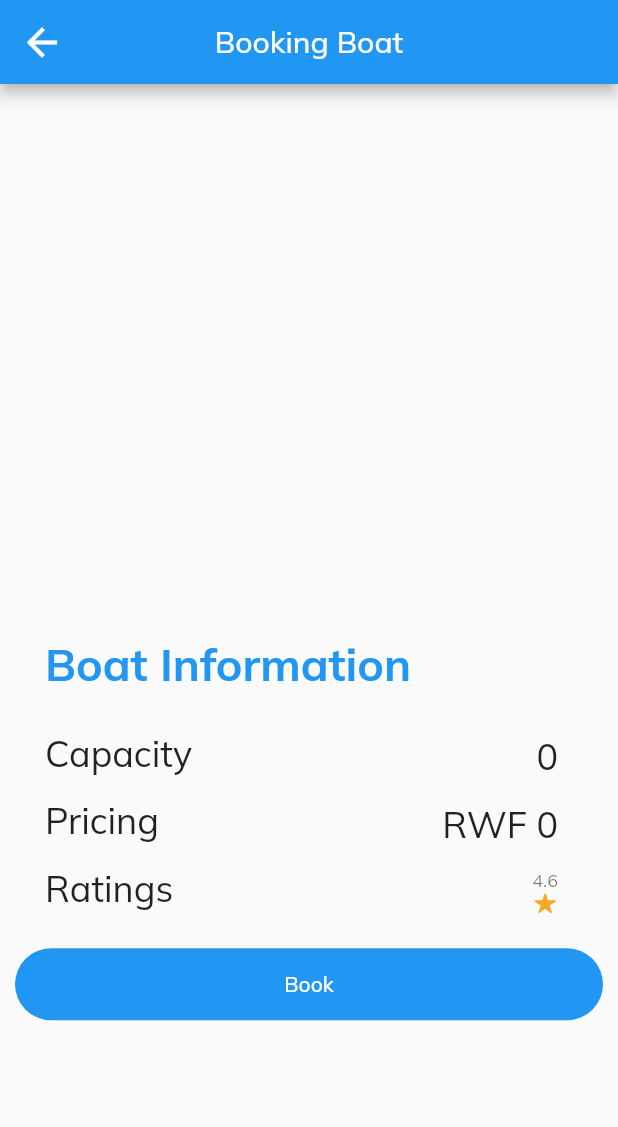
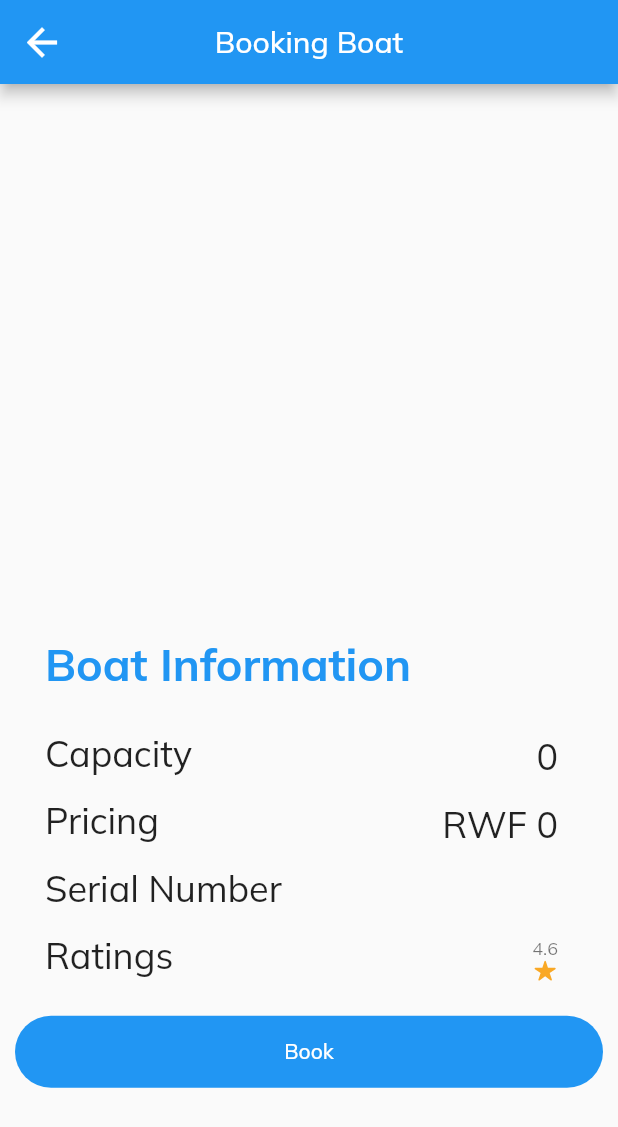
Before and after one commit to mugishalinux/boat-renting-mobile-app, a Flutter app: the TouristDetailsPage screen opened directly with empty values, on a phone screen of 412 x 824 dp. Shown: the top 1127 px of the screen. Run offline on Flutter 3.47's test engine with Material 2 defaults, Android fonts, the phone set to English and light mode, and no system bars; drawn by our look-alikes of carousel_slider; our stand-ins replace data_table_2, flutter_riverpod, get, google_fonts, google_nav_bar, hexcolor and 5 more; missing offline and left inert: api_cache_manager; accounts and stored records are empty; network calls fail; statements that could not run were skipped.

Commit message:
final changes

```diff
--- a/lib/config/config.dart
+++ b/lib/config/config.dart
@@ -1,6 +1,6 @@
 class Config {
   static const String appName = "boat";
-  static const String appUrl = "http://192.168.1.66:8000";
+  static const String appUrl = "http://10.0.2.2:8000";
   static const String loginApiUser = "$appUrl/user/auth/login/user";
   static const String registerApiUser = "$appUrl/user/createClient";
   static const String resetPasswordApi = "$appUrl/user/forget/password";
--- a/lib/models/boat_model.dart
+++ b/lib/models/boat_model.dart
@@ -3,12 +3,13 @@ class BoatData {
   final int price;
   final int maxNumber;
   final List<String> boatImages;
+  final String serialNumber;
 
   BoatData(
       {required this.id,
       required this.price,
       required this.maxNumber,
-      required this.boatImages});
+      required this.boatImages,required this.serialNumber,});
 
   factory BoatData.fromJson(Map<String, dynamic> json) {
     return BoatData(
@@ -16,6 +17,7 @@ class BoatData {
       price: json['price'],
       maxNumber: json['maxNumber'],
       boatImages: json['boatImages'].toString().split(','),
+      serialNumber: json['serialNumber'],
     );
   }
 }
--- a/lib/models/booking_report.dart
+++ b/lib/models/booking_report.dart
@@ -7,6 +7,8 @@ class BookingData {
   final String names;
   final String phoneNumber;
   final String? paymentStatus;
+  final String? skipperNames;
+  final String? skipperNumber;
 
   BookingData({
     required this.id,
@@ -17,6 +19,8 @@ class BookingData {
     required this.names,
     required this.phoneNumber,
     required this.paymentStatus,
+    required this.skipperNames,
+    required this.skipperNumber,
   });
   factory BookingData.fromJson(Map<String, dynamic> json) {
     return BookingData(
@@ -28,6 +32,8 @@ class BookingData {
       names: json['names'],
       phoneNumber: json['phoneNumber'],
       paymentStatus: json['paymentStatus'],
+      skipperNames: json['skipperNames'],
+      skipperNumber: json['skipperNumber'],
     );
   }
 }
--- a/lib/pages/tourist_details_page.dart
+++ b/lib/pages/tourist_details_page.dart
@@ -195,6 +195,40 @@ class TouristDetailsPage extends StatelessWidget {
                     children: [
                       const SizedBox(height: 5),
                       Text(
+                        "Serial Number",
+                        style: Theme.of(context).textTheme.headlineSmall,
+                      ),
+                    ],
+                  ),
+                ),
+                const Spacer(),
+                const Padding(
+                  padding: EdgeInsets.only(right: 4),
+                ),
+                Column(
+                  mainAxisSize: MainAxisSize.min,
+                  children: [
+                    Padding(
+                      padding: const EdgeInsets.fromLTRB(0, 0, 30, 0),
+                      child: Text(
+                        "${boatData.serialNumber ==null ? 'N/A' :boatData.serialNumber }",
+                        style: Theme.of(context).textTheme.headlineSmall,
+                      ),
+                    ),
+                  ],
+                )
+              ],
+            ),
+            Row(
+              children: [
+                Padding(
+                  padding: const EdgeInsets.fromLTRB(20, 0, 20, 10),
+                  child: Column(
+                    mainAxisSize: MainAxisSize.min,
+                    crossAxisAlignment: CrossAxisAlignment.start,
+                    children: [
+                      const SizedBox(height: 5),
+                      Text(
                         "Ratings",
                         style: Theme.of(context).textTheme.headlineSmall,
                       ),
```
Also changed, not shown: lib/widgets/bookings.dart (+13 -2 lines), 2 other files.
